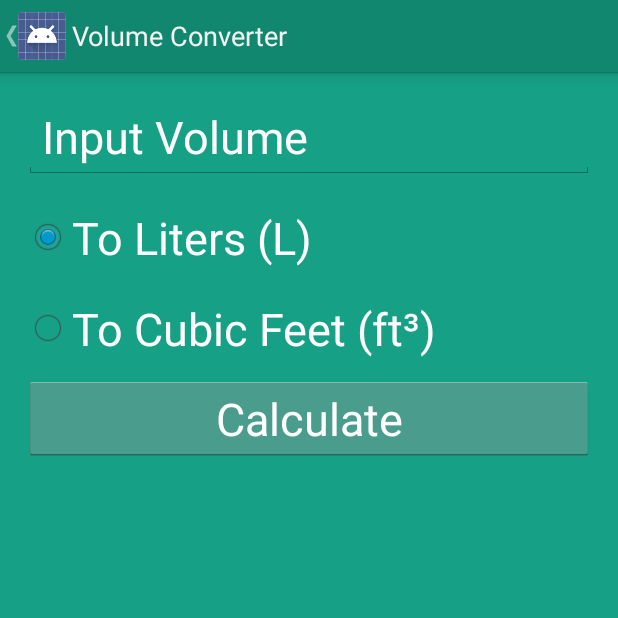
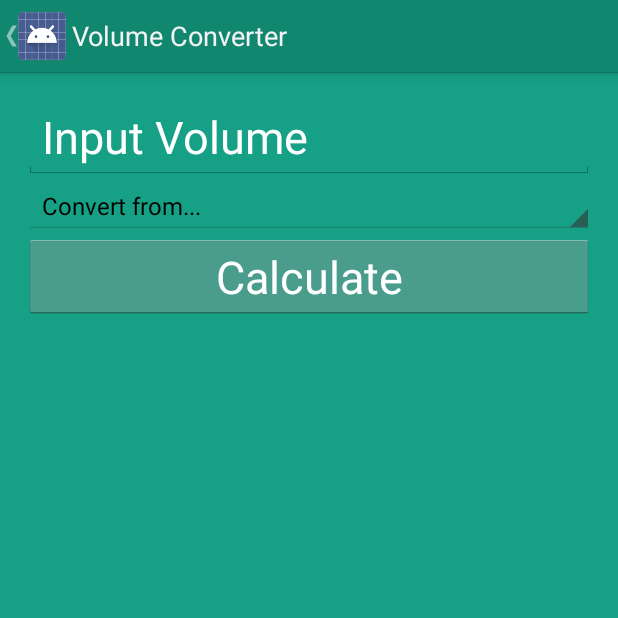
Before and after one commit to edm-ar/funverter-android, an Android app: the VolumeConverterActivity screen opened directly, with no data from a screen before it, after a tap on "Calculate", on a phone screen of 412 x 824 dp, the top half of it. Run offline under Robolectric (Android 15) with nearby library versions, the phone set to English and light mode, and no system bars.

Commit message:
Committing changes for the volume activity, including tests. Added a TODO to ApplicationTest.java.

```diff
--- a/app/src/main/java/basic/converters/apps/basicunitconverter/VolumeConverterActivity.java
+++ b/app/src/main/java/basic/converters/apps/basicunitconverter/VolumeConverterActivity.java
@@ -1,112 +1,17 @@
 package basic.converters.apps.basicunitconverter;
 
-import android.app.ActionBar;
-import android.app.Activity;
-import android.content.Context;
 import android.os.Bundle;
-import android.util.Log;
-import android.view.View;
-import android.view.inputmethod.InputMethodManager;
-import android.widget.ArrayAdapter;
-import android.widget.AutoCompleteTextView;
-import android.widget.Button;
-import android.widget.RadioButton;
-import android.widget.TextView;
-import android.widget.Toast;
 
-import java.util.List;
-
-import basic.converters.util.ConversionEntriesDataSource;
-import basic.converters.util.ConversionEntry;
+import basic.converters.helper.AbstractConverter;
+import basic.converters.util.VolumeUnit;
 
 
-public class VolumeConverterActivity extends Activity {
-
-    private static final String TAG = VolumeConverterActivity.class.getSimpleName(); // tag to be used when logging
-
-    private AutoCompleteTextView textInput;
-    private RadioButton litersRadioBtn;
-    private RadioButton cubicFeetRadioBtn;
-    private Button calculateBtn;
-    private TextView textOutput;
-
-    private ConversionEntriesDataSource dataSource;
-
-    private static final String TABLE_NAME = "volume";
-
+public class VolumeConverterActivity extends AbstractConverter {
     @Override
     protected void onCreate(Bundle savedInstanceState) {
-        super.onCreate(savedInstanceState);
-        setContentView(R.layout.activity_volume_converter);
-
-        ActionBar actionBar = getActionBar();
-        actionBar.setHomeButtonEnabled(true);
-
-        dataSource = new ConversionEntriesDataSource(this);
-        dataSource.open();
-
-        textInput = (AutoCompleteTextView) findViewById(R.id.textInput);
-        litersRadioBtn = (RadioButton) findViewById(R.id.litersRadioBtn);
-        cubicFeetRadioBtn = (RadioButton) findViewById(R.id.cubicFeetRadioBtn);
-        calculateBtn = (Button) findViewById(R.id.calculateBtn);
-        textOutput = (TextView) findViewById(R.id.textOutput);
-
-        Log.i(TAG, "Adding " + TABLE_NAME + " to autocomplete view");
-        // set adapter for autocomplete
-        List<ConversionEntry> entries = dataSource.getAllTableConversionEntries(TABLE_NAME);
-        ArrayAdapter adapter = new ArrayAdapter(this, android.R.layout.simple_dropdown_item_1line, entries);
-        textInput.setAdapter(adapter);
-
-        // create button listener
-        View.OnClickListener listener = new ButtonListener();
-        calculateBtn.setOnClickListener(listener);
-    }
-
-    private class ButtonListener implements View.OnClickListener {
-        public void onClick(View v) {
-            buttonClickHandler();
-        }
-    }
-
-    private void buttonClickHandler() {
-
-        InputMethodManager imm = (InputMethodManager)getSystemService(
-                Context.INPUT_METHOD_SERVICE);
-        imm.hideSoftInputFromWindow(textInput.getWindowToken(), 0); // hide keyboard once calculation is executed
-
-        String inputText = textInput.getText().toString();
-        if(inputText.isEmpty()) {
-            showToast("Please enter a valid number");
-            return;
-        }
-
-        Float input = Float.parseFloat(inputText);
-        Float x;
-        String result;
-
-        if(litersRadioBtn.isChecked()) {
-            Log.i(TAG, "Converting" + input + " to Liters");
-            x = input/0.035315F;
-            result = x + " Liters";
-        }
-        else if(cubicFeetRadioBtn.isChecked()) {
-            Log.i(TAG, "Converting" + input + " to Cubic Feet");
-            x = input * 0.035315F;
-            result = x + " Cubic Feet";
-        }
-        else {
-            showToast("Please pick unit to convert to");
-            return;
-        }
-
-        if(!result.isEmpty()) {
-            dataSource.createConversionEntry(String.valueOf(input), TABLE_NAME);
-            textOutput.setText(result);
-        }
-    }
-
-    private void showToast(String msg) {
-        Toast toast = Toast.makeText(this, msg, Toast.LENGTH_SHORT);
-        toast.show();
+        super.onCreate(savedInstanceState, this,
+                "volume", R.array.volume_units,
+                R.layout.activity_volume_converter,
+                this.getClass(), VolumeUnit.class);
     }
 }
--- a/app/src/main/java/basic/converters/helper/AbstractConverter.java
+++ b/app/src/main/java/basic/converters/helper/AbstractConverter.java
@@ -153,9 +153,9 @@ public abstract class AbstractConverter extends Activity implements Converter {
 
         if(!String.valueOf(fromSpinner.getSelectedItem()).contains(res.getString(R.string.convert))
                 && !String.valueOf(toSpinner.getSelectedItem()).contains(res.getString(R.string.convert))) {
-            // convert all to upper case so that TimeUnit can find them in enum
-            String fromUnit = fromSpinner.getSelectedItem().toString().toUpperCase();
-            String toUnit = toSpinner.getSelectedItem().toString().toUpperCase();
+            // convert all to upper case so that the unit class can find them in enum
+            String fromUnit = fromSpinner.getSelectedItem().toString().toUpperCase().replace(" ","");
+            String toUnit = toSpinner.getSelectedItem().toString().toUpperCase().replace(" ","");
 
             try {
                 Log.d(TAG, "Converting from " + fromUnit + " to " + toUnit);
--- a/app/src/main/res/layout/activity_volume_converter.xml
+++ b/app/src/main/res/layout/activity_volume_converter.xml
@@ -34,33 +34,24 @@
             android:textIsSelectable="true"
             android:textSize="30dp" />
 
-        <RadioGroup
-            android:layout_width="fill_parent"
-            android:layout_height="wrap_content"
-            android:layout_below="@+id/textInput"
-            android:layout_alignParentLeft="true"
-            android:layout_alignParentStart="true"
-            android:layout_marginTop="10dp"
-            android:id="@+id/radioGroup"
-            android:weightSum="1">
+            <LinearLayout
+                android:id="@+id/spinnersContainer"
+                android:orientation="vertical"
+                android:layout_width="fill_parent"
+                android:layout_height="wrap_content"
+                android:layout_alignParentTop="true"
+                android:layout_alignParentLeft="true"
+                android:layout_alignParentStart="true">
 
-            <RadioButton
-                android:layout_width="318dp"
-                android:layout_height="58dp"
-                android:text="To Liters (L)"
-                android:id="@+id/litersRadioBtn"
-                android:checked="true"
-                android:textColor="#FFFFFF"
-                android:textSize="30dp" />
-
-            <RadioButton
-                android:layout_width="wrap_content"
-                android:layout_height="63dp"
-                android:text="To Cubic Feet (ft³)"
-                android:id="@+id/cubicFeetRadioBtn"
-                android:checked="false"
-                android:textColor="#FFFFFF"
-                android:textSize="30dp" />
+                <Spinner
+                    android:layout_width="match_parent"
+                    android:layout_height="wrap_content"
+                    android:id="@+id/fromSpinner"
+                    android:layout_gravity="center_horizontal"
+                    android:spinnerMode="dialog"
+                    android:entries="@array/volume_units"
+                    android:prompt="@string/from_prompt" />
+            </LinearLayout>
 
             <Button
                 android:layout_width="match_parent"
@@ -73,7 +64,6 @@
                 android:layout_alignParentStart="true"
                 android:layout_gravity="center_horizontal"
                 android:textSize="30dp" />
-        </RadioGroup>
 
         <TextView
             android:layout_width="wrap_content"
--- a/app/src/main/res/values/strings.xml
+++ b/app/src/main/res/values/strings.xml
@@ -75,6 +75,7 @@
     </string-array>
     <!-- volume unit list -->
     <string-array name="volume_units">
+        <item>Convert from...</item>
         <item>Cubic Meter</item>
         <item>Cubic Inch</item>
         <item>Cubic Yard</item>
```
Also changed, not shown: app/src/main/java/basic/converters/test/VolumeConverterActivityTest.java (added, +93 -0 lines), app/src/main/java/basic/converters/util/VolumeUnit.java (+50 -48 lines), 1 other file.
